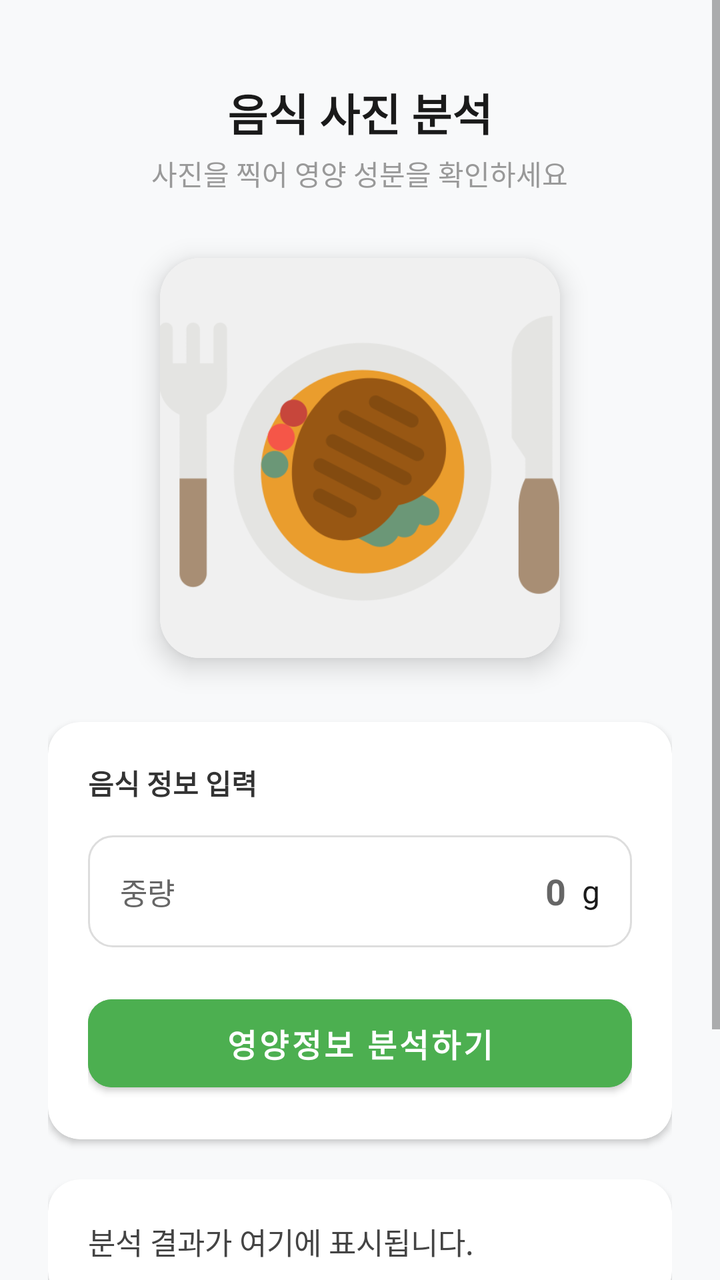
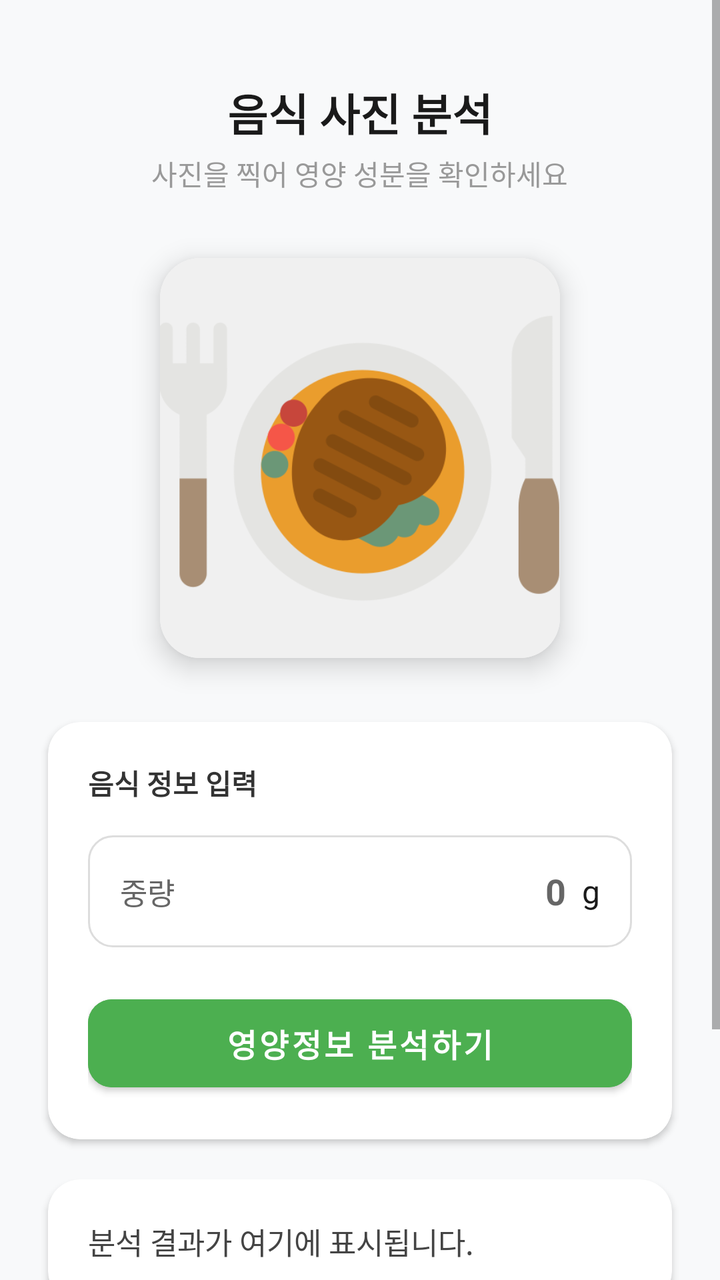

Two renders of the same Android screen: before a commit and after it. Below are the layout's source before the change and the commit's diff.
<!-- AndroidManifest.xml: application theme Theme.NutritionPredictorApp -->
<!-- res/layout/fragment_home.xml -->
<?xml version="1.0" encoding="utf-8"?>
<ScrollView xmlns:android="http://schemas.android.com/apk/res/android"
    xmlns:app="http://schemas.android.com/apk/res-auto"
    xmlns:tools="http://schemas.android.com/tools"
    android:id="@+id/scrollRoot"
    android:layout_width="match_parent"
    android:layout_height="match_parent"
    android:background="#F8F9FA"
    android:fillViewport="true"
    android:isScrollContainer="true">

    <LinearLayout
        android:layout_width="match_parent"
        android:layout_height="wrap_content"
        android:gravity="center_horizontal"
        android:orientation="vertical"
        android:padding="24dp">

        
        <TextView
            android:id="@+id/textView"
            android:layout_width="wrap_content"
            android:layout_height="wrap_content"
            android:layout_marginTop="16dp"
            android:text="음식 사진 분석"
            android:textColor="#1A1A1A"
            android:textSize="22sp"
            android:textStyle="bold" />

        <TextView
            android:layout_width="wrap_content"
            android:layout_height="wrap_content"
            android:layout_marginTop="4dp"
            android:text="사진을 찍어 영양 성분을 확인하세요"
            android:textColor="#999999"
            android:textSize="14sp" />

        
        <androidx.cardview.widget.CardView
            android:layout_width="200dp"
            android:layout_height="200dp"
            android:layout_marginTop="32dp"
            app:cardCornerRadius="20dp"
            app:cardElevation="8dp">

            <ImageView
                android:id="@+id/iv_food"
                android:layout_width="match_parent"
                android:layout_height="match_parent"
                android:scaleType="centerCrop"
                android:src="@drawable/food"
                android:background="#F0F0F0" />
        </androidx.cardview.widget.CardView>

        
        <androidx.cardview.widget.CardView
            android:layout_width="match_parent"
            android:layout_height="wrap_content"
            android:layout_marginTop="32dp"
            app:cardCornerRadius="16dp"
            app:cardElevation="2dp">

            <LinearLayout
                android:layout_width="match_parent"
                android:layout_height="wrap_content"
                android:orientation="vertical"
                android:padding="20dp">

                <TextView
                    android:layout_width="wrap_content"
                    android:layout_height="wrap_content"
                    android:text="음식 정보 입력"
                    android:textColor="#333333"
                    android:textStyle="bold"
                    android:layout_marginBottom="16dp" />

                
                <LinearLayout
                    android:layout_width="match_parent"
                    android:layout_height="56dp"
                    android:background="@drawable/edittext_border_background"
                    android:gravity="center_vertical"
                    android:orientation="horizontal"
                    android:paddingHorizontal="16dp">

                    <TextView
                        android:layout_width="wrap_content"
                        android:layout_height="wrap_content"
                        android:text="중량"
                        android:textColor="#666666"
                        android:textSize="15sp" />

                    <EditText
                        android:id="@+id/et_fweight"
                        android:layout_width="0dp"
                        android:layout_height="match_parent"
                        android:layout_weight="1"
                        android:background="@android:color/transparent"
                        android:gravity="end|center_vertical"
                        android:hint="0"
                        android:inputType="number"
                        android:paddingRight="8dp"
                        android:textColor="#1A1A1A"
                        android:textSize="18sp"
                        android:textStyle="bold" />

                    <TextView
                        android:layout_width="wrap_content"
                        android:layout_height="wrap_content"
                        android:text="g"
                        android:textColor="#1A1A1A"
                        android:textSize="16sp" />
                </LinearLayout>

                <Button
                    android:id="@+id/bt_predict"
                    android:layout_width="match_parent"
                    android:layout_height="56dp"
                    android:layout_marginTop="20dp"
                    android:backgroundTint="#4CAF50"
                    android:text="영양정보 분석하기"
                    android:textColor="#FFFFFF"
                    android:textSize="16sp"
                    android:textStyle="bold"
                    app:cornerRadius="12dp" />

            </LinearLayout>
        </androidx.cardview.widget.CardView>

        
        <androidx.cardview.widget.CardView
            android:id="@+id/cv_result"
            android:layout_width="match_parent"
            android:layout_height="wrap_content"
            android:layout_marginTop="20dp"
            app:cardCornerRadius="16dp"
            app:cardElevation="2dp"
            android:visibility="visible">

            <LinearLayout
                android:layout_width="match_parent"
                android:layout_height="wrap_content"
                android:orientation="vertical"
                android:padding="20dp">

                <TextView
                    android:id="@+id/tv_result"
                    android:layout_width="match_parent"
                    android:layout_height="wrap_content"
                    android:lineSpacingExtra="6dp"
                    android:text="분석 결과가 여기에 표시됩니다."
                    android:textColor="#444444"
                    android:textSize="15sp" />

                <Button
                    android:id="@+id/bt_save"
                    android:layout_width="match_parent"
                    android:layout_height="56dp"
                    android:layout_marginTop="20dp"
                    android:backgroundTint="#1B5E20"
                    android:text="내 식단에 저장"
                    android:textSize="16sp"
                    android:textStyle="bold"
                    android:visibility="gone"
                    app:cornerRadius="12dp"
                    tools:visibility="visible" />
            </LinearLayout>
        </androidx.cardview.widget.CardView>

        
        <View
            android:layout_width="match_parent"
            android:layout_height="120dp" />

    </LinearLayout>
</ScrollView>
<!-- resources referenced by this layout -->
<resources>
  <!-- drawable edittext_border_background (drawable) -->
  <?xml version="1.0" encoding="utf-8"?>
  <shape xmlns:android="http://schemas.android.com/apk/res/android"
      android:shape="rectangle">
  
      
      <solid android:color="#FFFFFF" />
  
      
      <stroke
          android:width="1dp"
          android:color="#DDDDDD" />
  
      
      <corners android:radius="12dp" />
  
  </shape>
  <!-- drawable food: png bitmap (drawable, 31476 bytes) -->
  <style name="Theme.NutritionPredictorApp" parent="Theme.MaterialComponents.DayNight.DarkActionBar">
          
          <item name="colorPrimary">@color/purple_500</item>
          <item name="colorPrimaryVariant">@color/purple_700</item>
          <item name="colorOnPrimary">@color/white</item>
          
          <item name="colorSecondary">@color/teal_200</item>
          <item name="colorSecondaryVariant">@color/teal_700</item>
          <item name="colorOnSecondary">@color/black</item>
          
          <item name="android:statusBarColor">?attr/colorPrimaryVariant</item>
          
      </style>
  <color name="purple_500">#4CAF50</color>
  <color name="purple_700">#4CAF50</color>
  <color name="white">#FFFFFFFF</color>
  <color name="teal_200">#FF03DAC5</color>
  <color name="teal_700">#FF018786</color>
  <color name="black">#FF000000</color>
</resources>

<!-- the commit's change to res/layout/fragment_home.xml (unified diff, before → after) -->
@@ -7,14 +7,18 @@
     android:layout_height="match_parent"
     android:background="#F8F9FA"
     android:fillViewport="true"
-    android:isScrollContainer="true">
+    android:isScrollContainer="true"
+    android:clipToPadding="false"
+    android:clipChildren="false">
 
     <LinearLayout
         android:layout_width="match_parent"
         android:layout_height="wrap_content"
         android:gravity="center_horizontal"
         android:orientation="vertical"
-        android:padding="24dp">
+        android:padding="24dp"
+        android:clipToPadding="false"
+        android:clipChildren="false">
 
         
         <TextView
